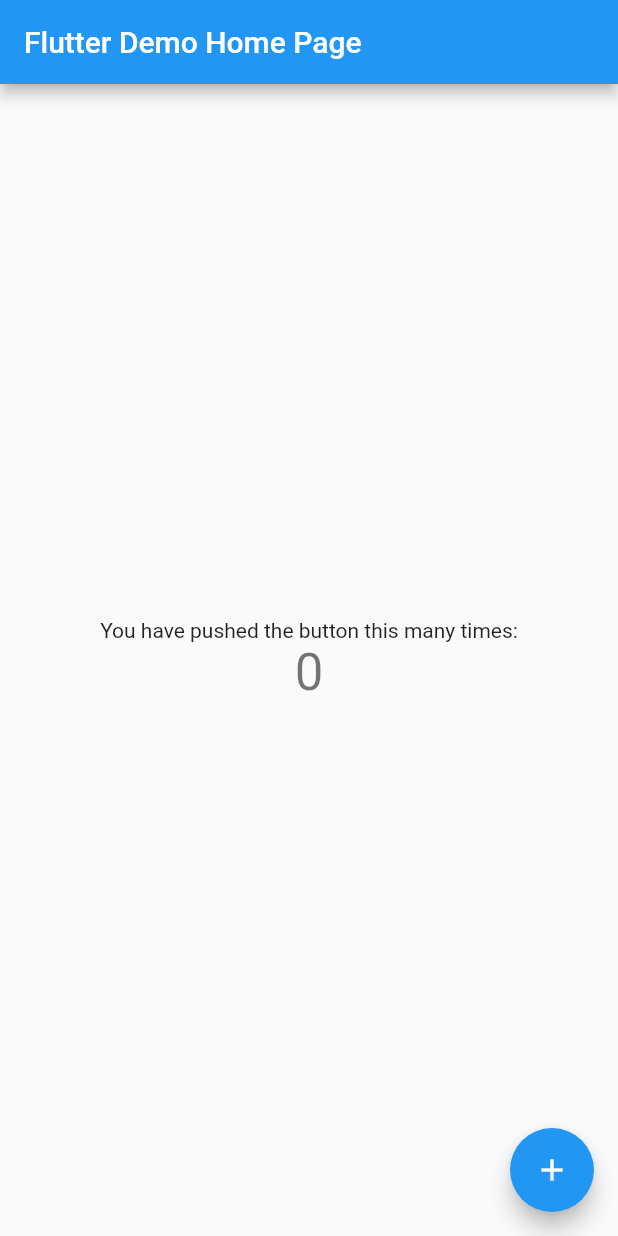
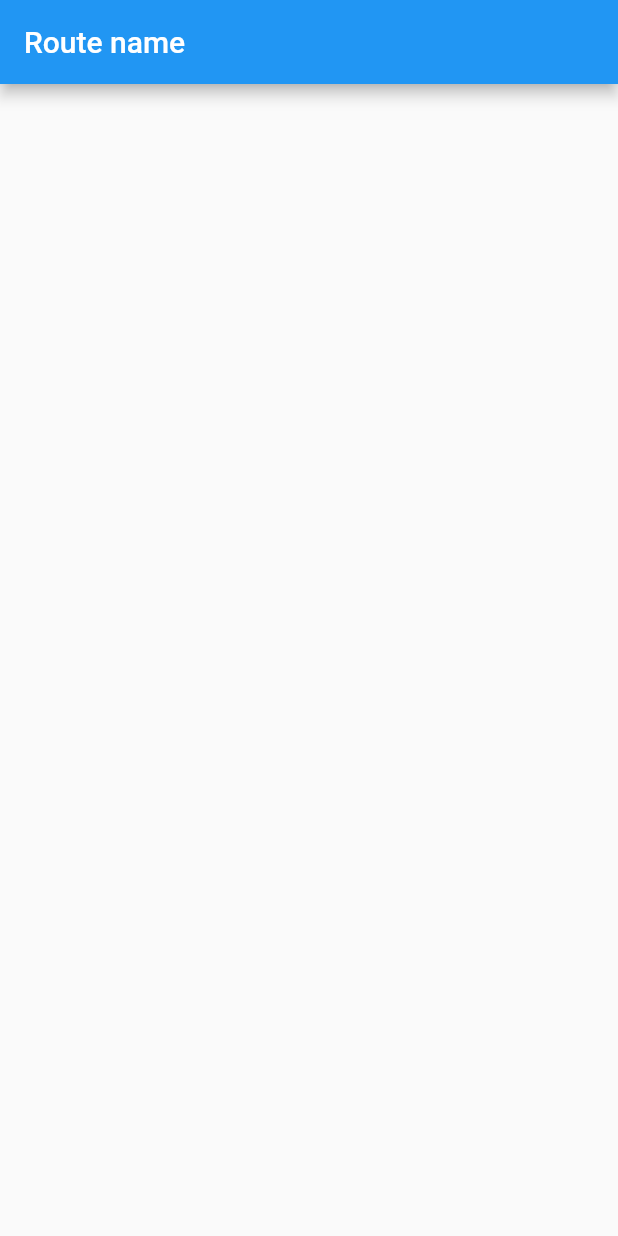
Before and after one commit to alexboateng/mest_app_routing, a Flutter app: the screen it shows after launch, on a phone screen of 412 x 824 dp. Run offline on Flutter 3.47's test engine with Material 2 defaults, Android fonts, the light colour scheme and no system bars.

Commit message:
add routes

```diff
--- a/lib/homepage.dart
+++ b/lib/homepage.dart
@@ -1,48 +1,20 @@
 import 'package:flutter/material.dart';
 
 class MyHomePage extends StatefulWidget {
-  const MyHomePage({Key? key, required this.title}) : super(key: key);
-
-  final String title;
+  const MyHomePage({Key? key}) : super(key: key);
 
   @override
   State<MyHomePage> createState() => _MyHomePageState();
 }
 
 class _MyHomePageState extends State<MyHomePage> {
-  int _counter = 0;
-
-  void _incrementCounter() {
-    setState(() {
-      _counter++;
-    });
-  }
-
   @override
   Widget build(BuildContext context) {
     return Scaffold(
       appBar: AppBar(
-        title: Text(widget.title),
+        title: Text("Route name"),
       ),
-      body: Center(
-        child: Column(
-          mainAxisAlignment: MainAxisAlignment.center,
-          children: <Widget>[
-            const Text(
-              'You have pushed the button this many times:',
-            ),
-            Text(
-              '$_counter',
-              style: Theme.of(context).textTheme.headline4,
-            ),
-          ],
-        ),
-      ),
-      floatingActionButton: FloatingActionButton(
-        onPressed: _incrementCounter,
-        tooltip: 'Increment',
-        child: const Icon(Icons.add),
-      ), // This trailing comma makes auto-formatting nicer for build methods.
+      body: Center(),
     );
   }
 }
--- a/lib/my_app.dart
+++ b/lib/my_app.dart
@@ -1,5 +1,7 @@
 import 'package:flutter/material.dart';
 import 'package:mest_app_routing/homepage.dart';
+import 'package:mest_app_routing/login_page.dart';
+import 'package:mest_app_routing/register_page.dart';
 
 class MyApp extends StatelessWidget {
   const MyApp({Key? key}) : super(key: key);
@@ -9,10 +11,16 @@
   Widget build(BuildContext context) {
     return MaterialApp(
       title: 'Flutter Demo',
+      initialRoute: "/",
+      routes: {
+        '/': (context) => const MyHomePage(),
+        '/login': (context) => const LoginPage(),
+        '/register': (context) => const RegisterPage()
+      },
       theme: ThemeData(
         primarySwatch: Colors.blue,
       ),
-      home: const MyHomePage(title: 'Flutter Demo Home Page'),
+      // home: const MyHomePage(title: 'Flutter Demo Home Page'),
     );
   }
 }
```
Also changed, not shown: lib/login_page.dart (added, +20 -0 lines), lib/register_page.dart (added, +20 -0 lines).
